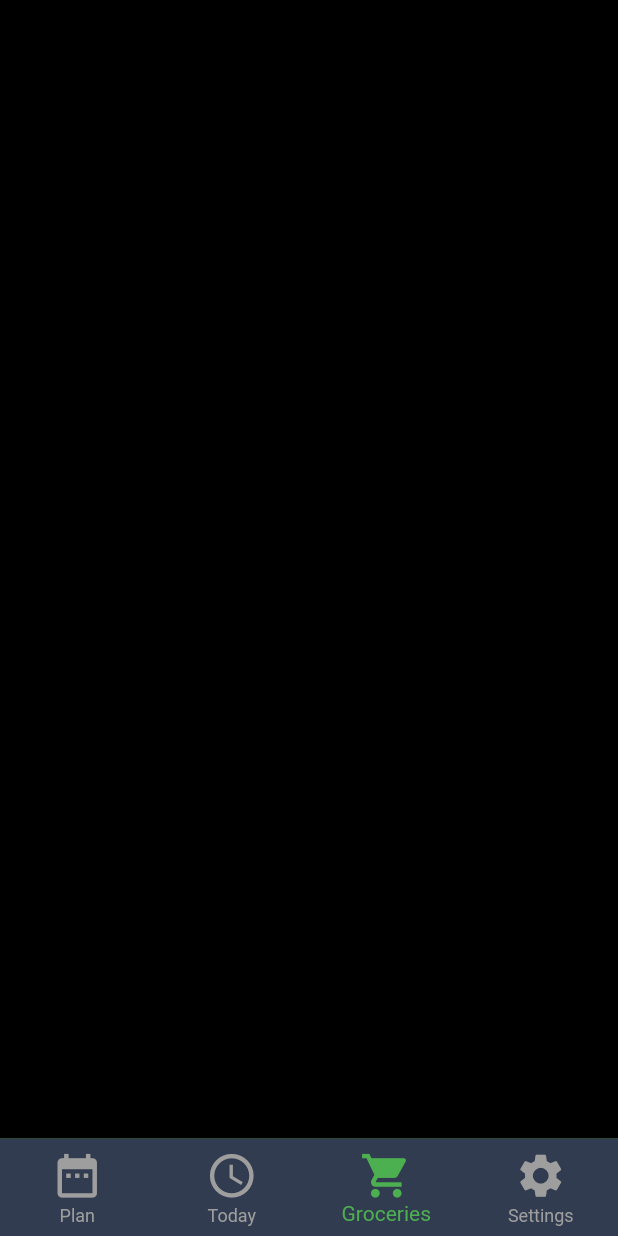
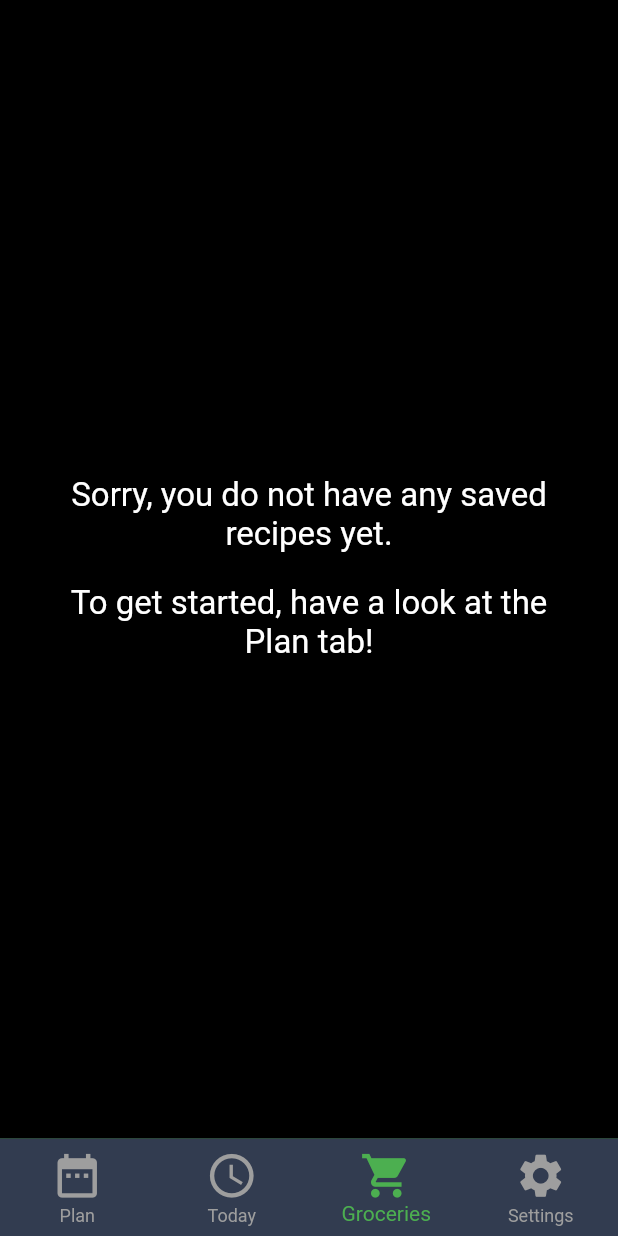
Before and after one commit to christopherlam888/recipe-ready-frontend, a Flutter app: the screen it shows after launch, swiped to page 3, on a phone screen of 412 x 824 dp. Run offline on Flutter 3.47's test engine with Material 2 defaults, Android fonts, the light colour scheme and no system bars; our stand-ins replace cached_network_image, flutter_slidable, grouped_list; missing offline and left inert: dart:ffi.

Commit message:
today: Add dark mode

```diff
--- a/lib/groceries.dart
+++ b/lib/groceries.dart
@@ -28,6 +28,10 @@ class _GroceriesState extends State<Groceries> {
                   textAlign: TextAlign.center,
                   style: TextStyle(
                     fontSize: 22,
+                    color: Provider.of<StateTracker>(context, listen: false)
+                            .darkMode
+                        ? Colors.white
+                        : Colors.black,
                   ),
                 ),
                 SizedBox(height: 20.0),
@@ -36,6 +40,10 @@ class _GroceriesState extends State<Groceries> {
                   textAlign: TextAlign.center,
                   style: TextStyle(
                     fontSize: 22,
+                    color: Provider.of<StateTracker>(context, listen: false)
+                            .darkMode
+                        ? Colors.white
+                        : Colors.black,
                   ),
                 ),
               ],
@@ -78,28 +86,20 @@ class _GroceriesState extends State<Groceries> {
                                   horizontal: 20.0, vertical: 10.0),
                               title: Column(
                                 children: [
-                                  if(state.groceries.values
-                                      .elementAt(index)
-                                      .quantity == 0) ...[
+                                  if (state.groceries.values
+                                          .elementAt(index)
+                                          .quantity ==
+                                      0) ...[
                                     Text(
-                                        "${state.groceries.keys
-                                            .elementAt(index)}",
+                                        "${state.groceries.keys.elementAt(index)}",
                                         style: TextStyle(fontSize: 16.0)),
                                   ] else ...[
                                     Text(
-                                        "${num.tryParse(state.groceries.values
-                                            .elementAt(index)
-                                            .quantity
-                                            ?.toStringAsFixed(1) ?? "") ?? ""} ${state
-                                            .groceries.values
-                                            .elementAt(index)
-                                            .unit ?? ""} ${state.groceries.keys
-                                            .elementAt(index)}"),
+                                        "${num.tryParse(state.groceries.values.elementAt(index).quantity?.toStringAsFixed(1) ?? "") ?? ""} ${state.groceries.values.elementAt(index).unit ?? ""} ${state.groceries.keys.elementAt(index)}"),
                                   ]
                                 ],
                               ),
-                              value:
-                              state.groceries.values
+                              value: state.groceries.values
                                   .elementAt(index)
                                   .checked,
                               secondary: CachedNetworkImage(
--- a/lib/today.dart
+++ b/lib/today.dart
@@ -28,6 +28,7 @@ class _TodayState extends State<Today> {
                   textAlign: TextAlign.center,
                   style: TextStyle(
                     fontSize: 22,
+                    color: Provider.of<StateTracker>(context, listen: false).darkMode ? Colors.white : Colors.black
                   ),
                 ),
                 SizedBox(height: 20.0),
@@ -36,6 +37,7 @@ class _TodayState extends State<Today> {
                   textAlign: TextAlign.center,
                   style: TextStyle(
                     fontSize: 22,
+                    color: Provider.of<StateTracker>(context, listen: false).darkMode ? Colors.white : Colors.black
                   ),
                 ),
               ],
```
